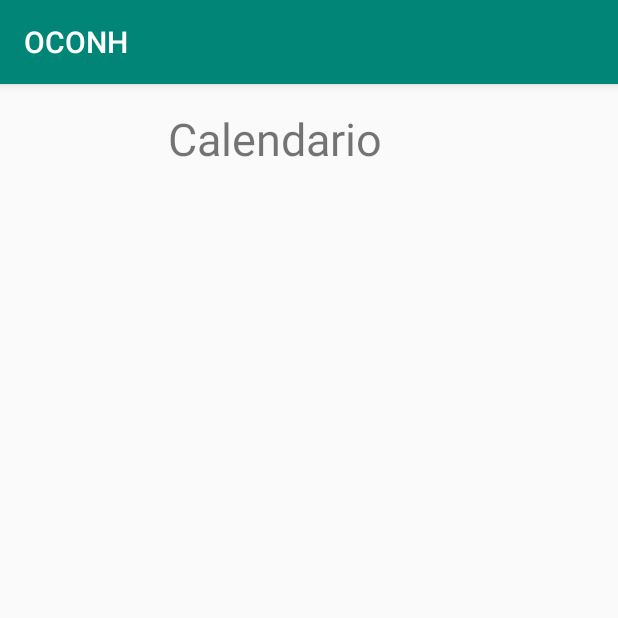
After one commit to SomHackathon2020/somhackathon2020-oconhache, an Android app: the Calendario screen opened directly, with no data from a screen before it, on a phone screen of 412 x 824 dp, the top half of it. The commit adds this screen. Run offline under Robolectric (Android 15) with nearby library versions, the phone set to English and light mode, and no system bars.

Commit message:
calendario

```diff
--- /dev/null
+++ b/app/src/main/java/com/example/oconh/Calendario.java
@@ -0,0 +1,14 @@
+package com.example.oconh;
+
+import androidx.appcompat.app.AppCompatActivity;
+
+import android.os.Bundle;
+
+public class Calendario extends AppCompatActivity {
+
+    @Override
+    protected void onCreate(Bundle savedInstanceState) {
+        super.onCreate(savedInstanceState);
+        setContentView(R.layout.activity_calendario);
+    }
+}
--- /dev/null
+++ b/app/src/main/res/layout/activity_calendario.xml
@@ -0,0 +1,23 @@
+<?xml version="1.0" encoding="utf-8"?>
+<androidx.constraintlayout.widget.ConstraintLayout xmlns:android="http://schemas.android.com/apk/res/android"
+    xmlns:app="http://schemas.android.com/apk/res-auto"
+    xmlns:tools="http://schemas.android.com/tools"
+    android:layout_width="match_parent"
+    android:layout_height="match_parent"
+    tools:context=".Calendario">
+
+    <TextView
+        android:id="@+id/calendarioTITULO"
+        android:layout_width="166dp"
+        android:layout_height="39dp"
+        android:layout_marginStart="111dp"
+        android:layout_marginLeft="111dp"
+        android:layout_marginTop="16dp"
+        android:layout_marginEnd="134dp"
+        android:layout_marginRight="134dp"
+        android:text="@string/calendarioTITULO"
+        android:textSize="30sp"
+        app:layout_constraintEnd_toEndOf="parent"
+        app:layout_constraintStart_toStartOf="parent"
+        app:layout_constraintTop_toTopOf="parent" />
+</androidx.constraintlayout.widget.ConstraintLayout>
```
Also changed, not shown: app/src/main/AndroidManifest.xml (+5 -4 lines), app/src/main/java/com/example/oconh/SingUpActivity.java (+3 -4 lines), app/src/main/res/layout/activity_singup.xml (+29 -30 lines), app/src/main/res/values/strings.xml (+11 -0 lines).
